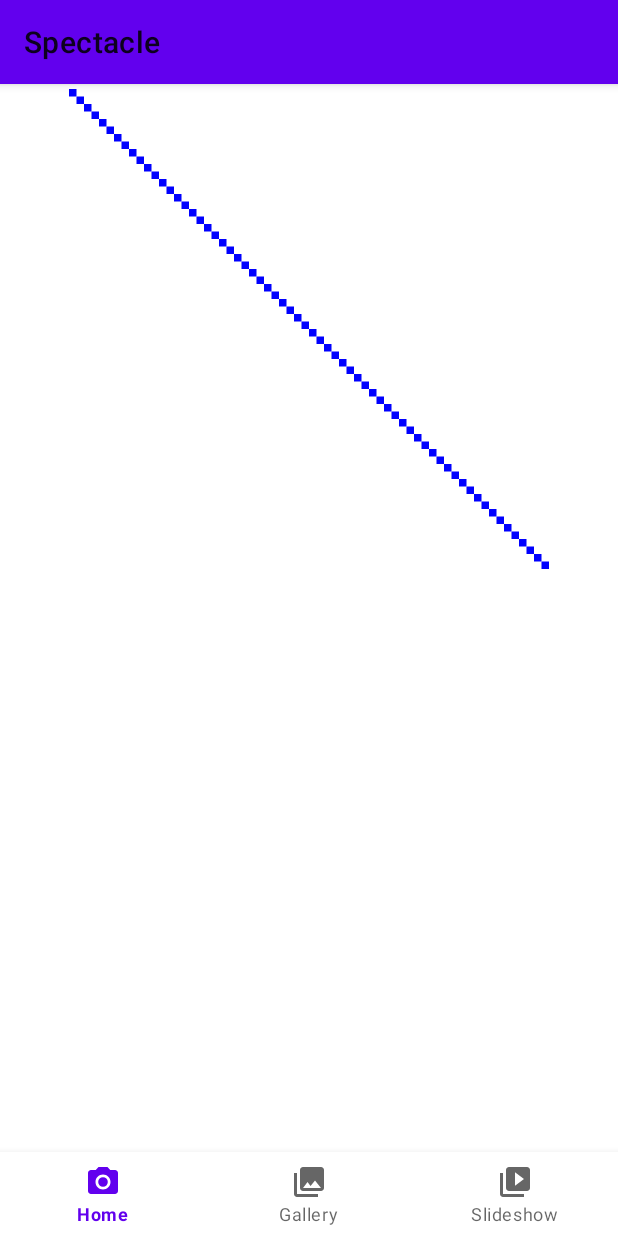
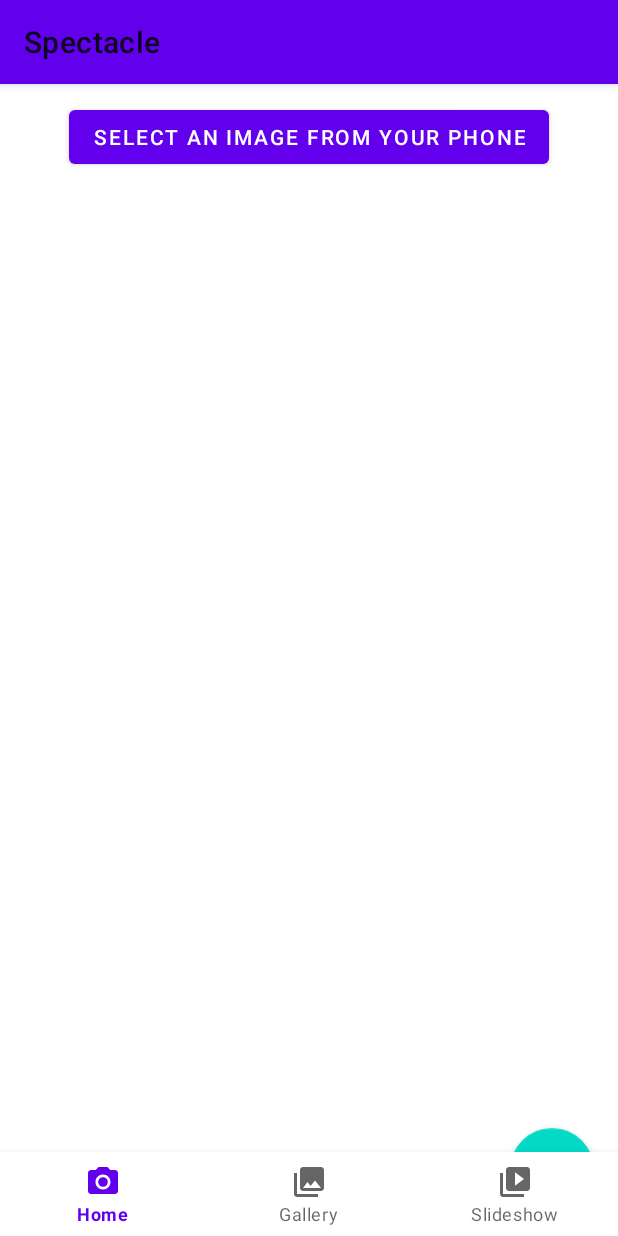
Before and after one commit to ripitchip/Spectacle-Display-Connect, an Android app: the HomeFragment screen opened directly, with no data from a screen before it, on a phone screen of 412 x 824 dp. Run offline under Robolectric (Android 15) with nearby library versions, the phone set to English and light mode, and no system bars; our stand-ins replace navigation-ui.

Commit message:
Update selection of images and not access to all images

```diff
--- a/app/src/main/java/com/example/spectacle/ui/home/HomeFragment.kt
+++ b/app/src/main/java/com/example/spectacle/ui/home/HomeFragment.kt
@@ -1,20 +1,53 @@
 package com.example.spectacle.ui.home
 
-import android.graphics.Color
+import android.Manifest
+import android.app.Activity
+import android.content.Intent
+import android.content.pm.PackageManager
+import android.net.Uri
 import android.os.Bundle
+import android.provider.MediaStore
 import android.view.LayoutInflater
 import android.view.View
 import android.view.ViewGroup
 import android.widget.TextView
+import androidx.activity.result.contract.ActivityResultContracts
+import androidx.core.content.ContextCompat
 import androidx.fragment.app.Fragment
 import androidx.lifecycle.ViewModelProvider
 import com.example.spectacle.databinding.FragmentHomeBinding
-import com.example.spectacle.ui.widgets.PixelCanvasView
+import com.google.android.material.snackbar.Snackbar
 
 class HomeFragment : Fragment() {
 
     private var _binding: FragmentHomeBinding? = null
     private val binding get() = _binding!!
+
+    private var selectedImageUri: Uri? = null
+
+    // Image Picker
+    private val pickImageLauncher = registerForActivityResult(
+        ActivityResultContracts.StartActivityForResult()
+    ) { result ->
+        if (result.resultCode == Activity.RESULT_OK) {
+            val imgUri = result.data?.data
+            if (imgUri != null) {
+                selectedImageUri = imgUri
+                binding.selectedImage.setImageURI(imgUri)
+            }
+        }
+    }
+
+    // Permission Request (Android 14+)
+    private val permissionLauncher = registerForActivityResult(
+        ActivityResultContracts.RequestPermission()
+    ) { granted ->
+        if (granted) {
+            openGallery()
+        } else {
+            Snackbar.make(binding.root, "Permission denied.", Snackbar.LENGTH_LONG).show()
+        }
+    }
 
     override fun onCreateView(
         inflater: LayoutInflater,
@@ -24,25 +57,37 @@ class HomeFragment : Fragment() {
         val homeViewModel = ViewModelProvider(this).get(HomeViewModel::class.java)
 
         _binding = FragmentHomeBinding.inflate(inflater, container, false)
-        val root: View = binding.root
+        val root = binding.root
 
-        // Observe ViewModel text
+        // Header text
         val textView: TextView = binding.textHome
-        homeViewModel.text.observe(viewLifecycleOwner) {
-            textView.text = it
-        }
+        homeViewModel.text.observe(viewLifecycleOwner) { textView.text = it }
 
-        // Configure PixelCanvasView
-        val pixelCanvasView: PixelCanvasView = binding.pixelCanvasView
-        pixelCanvasView.editable = true
-        pixelCanvasView.selectedColor = Color.RED
-
-        // Example: Draw a diagonal line on load
-        for (i in 0 until 64) {
-            pixelCanvasView.setPixel(i, i, Color.BLUE)
-        }
+        // Image pick buttons
+        binding.selectImage.setOnClickListener { checkAndRequestPermission() }
+        binding.pickImage.setOnClickListener { checkAndRequestPermission() }
 
         return root
+    }
+
+    private fun checkAndRequestPermission() {
+        val permission = Manifest.permission.READ_MEDIA_VISUAL_USER_SELECTED
+        val granted = ContextCompat.checkSelfPermission(
+            requireContext(),
+            permission
+        ) == PackageManager.PERMISSION_GRANTED
+
+        if (granted) {
+            openGallery()
+        } else {
+            permissionLauncher.launch(permission)
+        }
+    }
+
+
+    private fun openGallery() {
+        val intent = Intent(Intent.ACTION_PICK, MediaStore.Images.Media.EXTERNAL_CONTENT_URI)
+        pickImageLauncher.launch(intent)
     }
 
     override fun onDestroyView() {
--- a/app/src/main/res/layout/fragment_home.xml
+++ b/app/src/main/res/layout/fragment_home.xml
@@ -16,18 +16,47 @@
         android:textAlignment="center"
         android:textSize="20sp"
         android:textColor="@android:color/black"
+        android:text="@string/app_name"
         app:layout_constraintTop_toTopOf="parent"
         app:layout_constraintStart_toStartOf="parent"
-        app:layout_constraintEnd_toEndOf="parent"/>
+        app:layout_constraintEnd_toEndOf="parent" />
 
-    <!-- PixelCanvas Widget -->
-    <com.example.spectacle.ui.widgets.PixelCanvasView
-        android:id="@+id/pixelCanvasView"
-        android:layout_width="320dp"
-        android:layout_height="320dp"
-        android:layout_marginTop="16dp"
+    <!-- Select Image Button -->
+    <Button
+        android:id="@+id/selectImage"
+        android:layout_width="wrap_content"
+        android:layout_height="wrap_content"
+        android:layout_marginTop="24dp"
+        android:text="@string/selectImage"
         app:layout_constraintTop_toBottomOf="@id/text_home"
         app:layout_constraintStart_toStartOf="parent"
-        app:layout_constraintEnd_toEndOf="parent"/>
+        app:layout_constraintEnd_toEndOf="parent" />
+
+    <!-- Selected Image Preview -->
+    <androidx.appcompat.widget.AppCompatImageView
+        android:id="@+id/selected_image"
+        android:layout_width="0dp"
+        android:layout_height="0dp"
+        android:layout_marginTop="24dp"
+        android:layout_marginHorizontal="16dp"
+        android:layout_marginBottom="80dp"
+        android:adjustViewBounds="true"
+        android:scaleType="centerCrop"
+        app:layout_constraintTop_toBottomOf="@id/selectImage"
+        app:layout_constraintBottom_toTopOf="@id/pick_image"
+        app:layout_constraintStart_toStartOf="parent"
+        app:layout_constraintEnd_toEndOf="parent"
+        tools:srcCompat="@tools:sample/avatars" />
+
+    <!-- Floating Action Button (Pick Image) -->
+    <com.google.android.material.floatingactionbutton.FloatingActionButton
+        android:id="@+id/pick_image"
+        android:layout_width="wrap_content"
+        android:layout_height="wrap_content"
+        android:layout_margin="16dp"
+        android:contentDescription="@string/pick_image"
+        android:src="@drawable/ic_menu_gallery"
+        app:layout_constraintBottom_toBottomOf="parent"
+        app:layout_constraintEnd_toEndOf="parent" />
 
 </androidx.constraintlayout.widget.ConstraintLayout>
--- a/app/src/main/res/values/strings.xml
+++ b/app/src/main/res/values/strings.xml
@@ -25,6 +25,8 @@
     <string name="failed_config">Failed to load OIDC config: %1$s</string>
 
     <string name="login">Log in</string>
+    <string name="selectImage">Select an Image from your phone</string>
+    <string name="pick_image">Select an Image from your phone</string>
 
     <!-- OIDC Configuration -->
     <string name="keycloak_discovery_url">https://auth.kodelab.fr/realms/kodelab/.well-known/openid-configuration</string>
```
Also changed, not shown: app/build.gradle.kts (+3 -7 lines), app/src/main/AndroidManifest.xml (+4 -7 lines), gradle/libs.versions.toml (+20 -12 lines).
